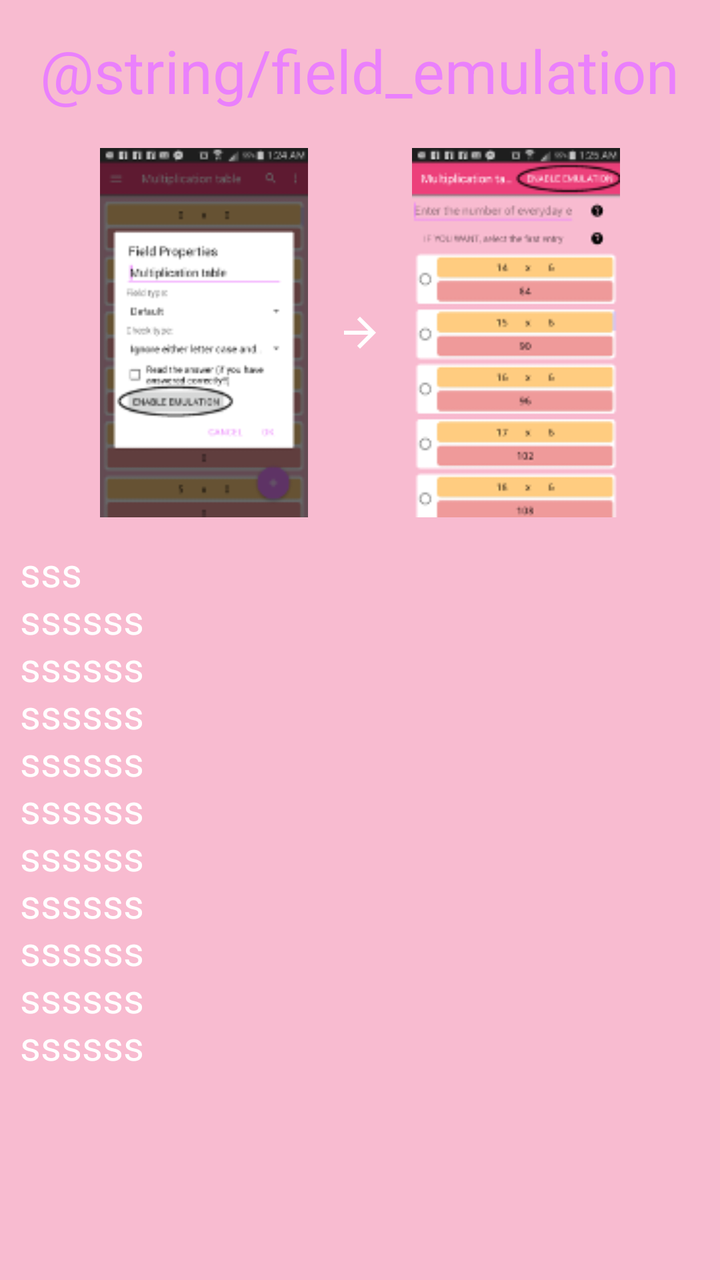
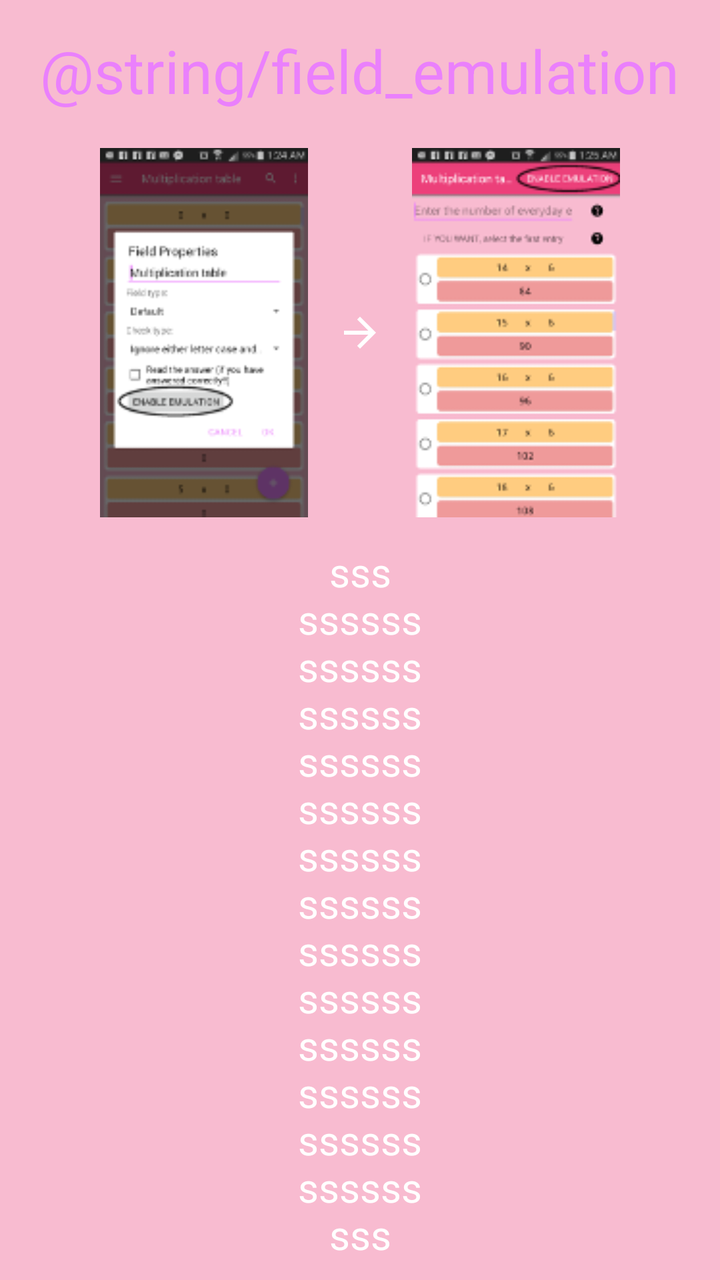

Screens rendered from an Android XML layout before and after an edit, with the pre-edit source and the edit as a unified diff.
<!-- AndroidManifest.xml: application theme MyMaterialTheme -->
<!-- res/layout/intro_emulation.xml -->
<?xml version="1.0" encoding="utf-8"?>
<LinearLayout xmlns:android="http://schemas.android.com/apk/res/android"
    android:layout_width="match_parent" android:layout_height="match_parent"
    android:orientation="vertical">

    <TextView
        android:layout_width="wrap_content"
        android:layout_height="wrap_content"
        android:text="@string/field_emulation"
        android:textSize="30sp"
        android:padding="5dp"
        android:layout_margin="10dp"
        android:id="@+id/textView"
        android:textColor="@color/colorAccent"
        android:layout_gravity="center"/>

    <LinearLayout
        android:layout_width="match_parent"
        android:layout_height="wrap_content">

        <ImageView
            android:layout_width="0dp"
            android:layout_height="wrap_content"
            android:layout_weight="1"
            android:src="@drawable/intro_field_properities_emulation_button_scaled15"
            android:id="@+id/emulation_dialog_button"
            android:layout_marginStart="50dp"
            android:onClick="introImageClicked"
            />

       <ImageView
           android:layout_width="0dp"
           android:layout_height="wrap_content"
           android:layout_weight="0.5"
           android:layout_gravity="center"
           android:src="@drawable/intro_arrow"/>

        <ImageView
            android:id="@+id/emulation"
            android:layout_width="0dp"
            android:layout_height="wrap_content"
            android:layout_weight="1"
            android:src="@drawable/intro_emulation_scaled15"
            android:layout_marginEnd="50dp"
            android:onClick="introImageClicked"
            />
    </LinearLayout>
    <EditText
        android:layout_width="match_parent"
        android:layout_height="280dp"
        android:textSize="20sp"
        android:textColor="@color/white_color"
        android:focusable="false"
        android:cursorVisible="false"
        android:background="@null"
        android:layout_margin="5dp"
        android:padding="5dp"
        android:text="sss\nssssss\nssssss\nssssss\nssssss\nssssss\nssssss\nssssss\nssssss\nssssss\nssssss\nssssss\nssssss\nssssss\nsss"/>

</LinearLayout>
<!-- resources referenced by this layout -->
<resources>
  <color name="colorAccent">#EA80FC</color>
  <color name="white_color">#FFFFFF</color>
  <!-- drawable intro_arrow: png bitmap (drawable-ar-hdpi, 148 bytes) -->
  <!-- drawable intro_emulation_scaled15: png bitmap (drawable, 9469 bytes) -->
  <!-- drawable intro_field_properities_emulation_button_scaled15: png bitmap (drawable, 12372 bytes) -->
  <string name="field_emulation">مُحاكاة مجال</string>
  <style name="MyMaterialTheme" parent="MyMaterialTheme.Base">
  
      </style>
  <style name="MyMaterialTheme.Base" parent="Theme.AppCompat.Light.DarkActionBar">
          <item name="windowNoTitle">true</item>
          <item name="windowActionBar">false</item>
          <item name="colorPrimary">@color/colorPrimary</item>
          <item name="colorPrimaryDark">@color/colorPrimaryDark</item>
          <item name="colorAccent">@color/colorAccent</item>
          <item name="android:windowBackground">@color/windowBackground</item>
      </style>
  <color name="colorPrimary">#EC407A</color>
  <color name="colorPrimaryDark">#AD1457</color>
  <color name="windowBackground">#F8BBD0</color>
</resources>

<!-- the commit's change to res/layout/intro_emulation.xml (unified diff, before → after) -->
@@ -26,6 +26,7 @@
             android:id="@+id/emulation_dialog_button"
             android:layout_marginStart="50dp"
             android:onClick="introImageClicked"
+            android:elevation="5dp"
             />
 
        <ImageView
@@ -43,11 +44,12 @@
             android:src="@drawable/intro_emulation_scaled15"
             android:layout_marginEnd="50dp"
             android:onClick="introImageClicked"
+            android:elevation="5dp"
             />
     </LinearLayout>
     <EditText
         android:layout_width="match_parent"
-        android:layout_height="280dp"
+        android:layout_height="0dp"
         android:textSize="20sp"
         android:textColor="@color/white_color"
         android:focusable="false"
@@ -55,6 +57,8 @@
         android:background="@null"
         android:layout_margin="5dp"
         android:padding="5dp"
-        android:text="sss\nssssss\nssssss\nssssss\nssssss\nssssss\nssssss\nssssss\nssssss\nssssss\nssssss\nssssss\nssssss\nssssss\nsss"/>
+        android:text="sss\nssssss\nssssss\nssssss\nssssss\nssssss\nssssss\nssssss\nssssss\nssssss\nssssss\nssssss\nssssss\nssssss\nsss"
+        android:layout_weight="1"
+        android:gravity="center"/>
 
 </LinearLayout>
